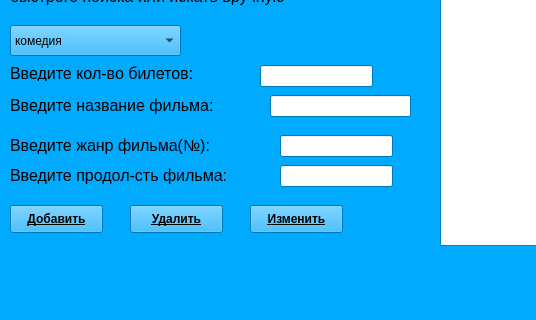
The window that menager.ui (katiarapter/lyceum) describes before a commit, drawn with Qt 5; both pictures show x 0 to 536 and y 315 to 635 of the 1174 by 635 pixel window.
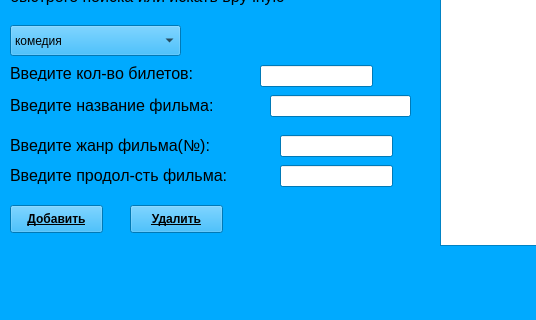
The same window after the commit.

Diff of the .ui file:
```diff
--- a/menager.ui
+++ b/menager.ui
@@ -796,26 +796,6 @@
      <string>Удалить</string>
     </property>
    </widget>
-   <widget class="QPushButton" name="pushButton_3">
-    <property name="geometry">
-     <rect>
-      <x>250</x>
-      <y>520</y>
-      <width>93</width>
-      <height>28</height>
-     </rect>
-    </property>
-    <property name="font">
-     <font>
-      <weight>75</weight>
-      <bold>true</bold>
-      <underline>true</underline>
-     </font>
-    </property>
-    <property name="text">
-     <string>Изменить</string>
-    </property>
-   </widget>
   </widget>
   <widget class="QMenuBar" name="menubar">
    <property name="geometry">
```
Left out of the diff: 15 changed lines with no effect on the pictures.
